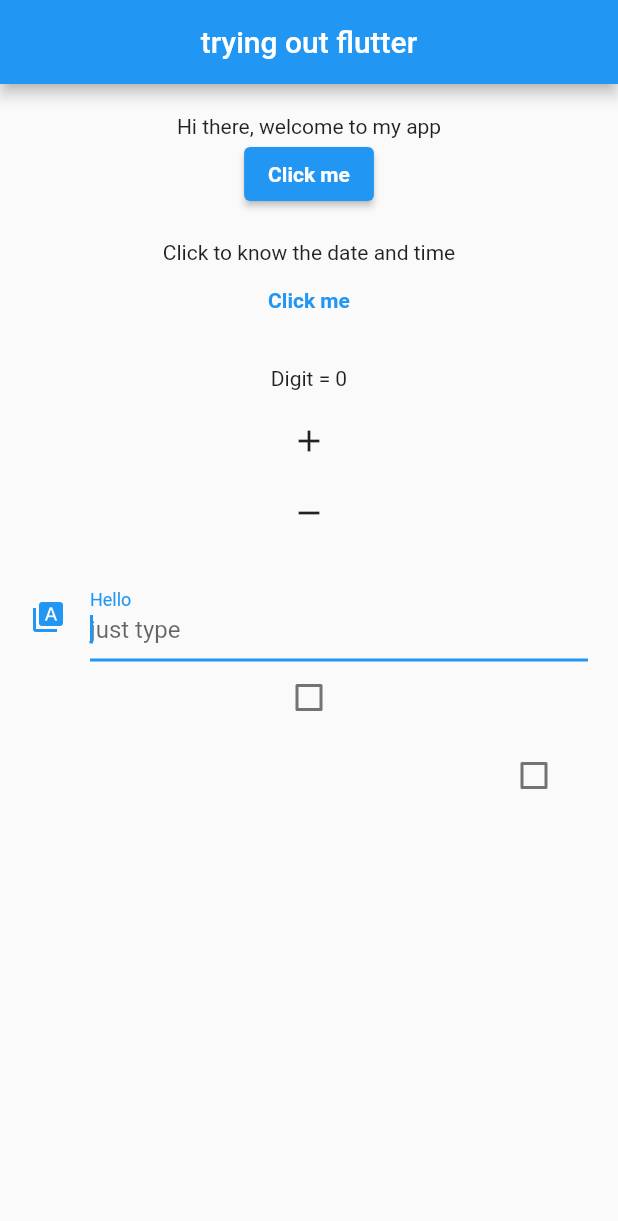
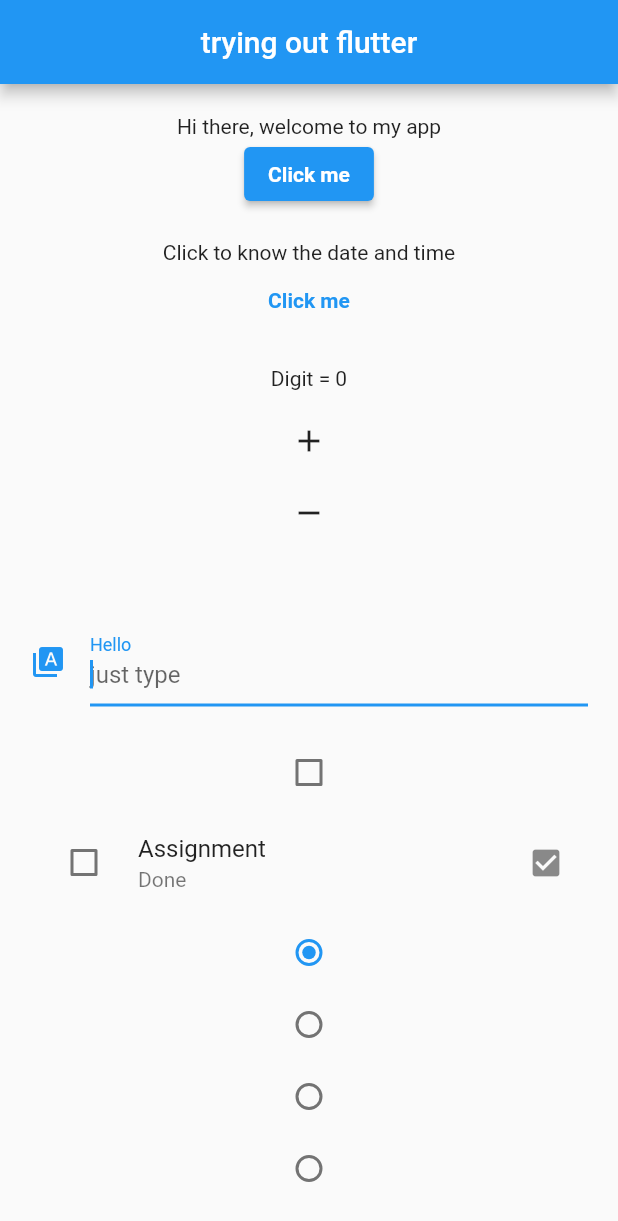
Before and after one commit to KosiChukwukwe/learningFlutter, a Flutter app: the screen it shows after launch, on a phone screen of 412 x 824 dp. Shown: the top 1221 px of the screen. Run offline on Flutter 3.47's test engine with Material 2 defaults, Android fonts, the phone set to English and light mode, and no system bars.

Commit message:
added radio widget

```diff
--- a/lib/main.dart
+++ b/lib/main.dart
@@ -14,9 +14,6 @@ class learningFlutter extends StatefulWidget {
 }
 
 class _State extends State<learningFlutter> {
-  String Texts = "Hi there, welcome to my app";
-  var value = "Click to know the date and time";
-  int digit = 0;
   String data = "";
 
   void onChange(String input) {
@@ -31,17 +28,23 @@ class _State extends State<learningFlutter> {
     });
   }
 
+  String Texts = "Hi there, welcome to my app";
+
   void onClick() {
     setState(() {
       Texts = "My name is Kosi.";
     });
   }
 
+  var value = "Click to know the date and time";
+
   void onPressed() {
     setState(() {
       value = DateTime.now().toString();
     });
   }
+
+  int digit = 0;
 
   void add() {
     setState(() {
@@ -70,6 +73,53 @@ class _State extends State<learningFlutter> {
     });
   }
 
+  int? num1 = 0;
+  int? num2 = 0;
+
+  void setNumRadio1(int? num) {
+    setState(() {
+      num1 = num;
+    });
+  }
+
+  void setNumRadio2(int? num) {
+    setState(() {
+      num2 = num;
+    });
+  }
+
+  Widget makeRadio() {
+    List<Widget> list = [];
+
+    for (int i = 0; i < 4; i++) {
+      list.add(Radio(value: i, groupValue: num1, onChanged: setNumRadio1));
+    }
+    Column column = Column(
+      children: list,
+    );
+
+    return column;
+  }
+
+  Widget makeRadioTiles() {
+    List<Widget> list = [];
+
+    for (int i = 0; i < 4; i++) {
+      list.add(RadioListTile(
+        value: i,
+        groupValue: num2,
+        onChanged: setNumRadio2,
+        title: Text("List: $i"),
+        subtitle: Text("bought..."),
+      ));
+    }
+    Column column = Column(
+      children: list,
+    );
+
+    return column;
+  }
+
   @override
   Widget build(BuildContext context) {
     return Scaffold(
@@ -77,7 +127,8 @@ class _State extends State<learningFlutter> {
         centerTitle: true,
         title: Text('trying out flutter'),
       ),
-      body: Container(
+      body: SingleChildScrollView(
+        child: Container(
           padding: EdgeInsets.all(20),
           child: Center(
             child: Column(
@@ -128,6 +179,10 @@ class _State extends State<learningFlutter> {
                 IconButton(onPressed: add, icon: Icon(Icons.add)),
                 IconButton(onPressed: subtract, icon: Icon(Icons.remove)),
 
+                SizedBox(
+                  height: 30,
+                ),
+
                 // how to textfields, remember to check above
                 // for the functions needed...
 
@@ -145,12 +200,33 @@ class _State extends State<learningFlutter> {
                   onSubmitted: onSubmit,
                 ),
 
+                SizedBox(
+                  height: 20,
+                ),
+
                 // how to use check boxes, remember to check above
                 // for the functions needed...
 
                 Checkbox(value: value1, onChanged: value1Changed),
-              CheckboxListTile(value: value2, onChanged: value2Changed),
+                CheckboxListTile(
+                    value: value2,
+                    title: Text("Assignment"),
+                    controlAffinity: ListTileControlAffinity.leading,
+                    subtitle: Text("Done"),
+                    activeColor: Colors.blueGrey,
+                    // checkColor: Colors.black,
+                    secondary: Icon(Icons.check_box),
+                    onChanged: value2Changed),
+
+                //point to note, checkboxListTile > && beter than checkbox
+
+                // how to use radios, remember to check above
+                // for the functions needed...
+
+                makeRadio(),
+                makeRadioTiles(),
               ],
+            ),
           ),
         ),
       ),
```
Lines whose indentation alone changed are shown as unchanged.
